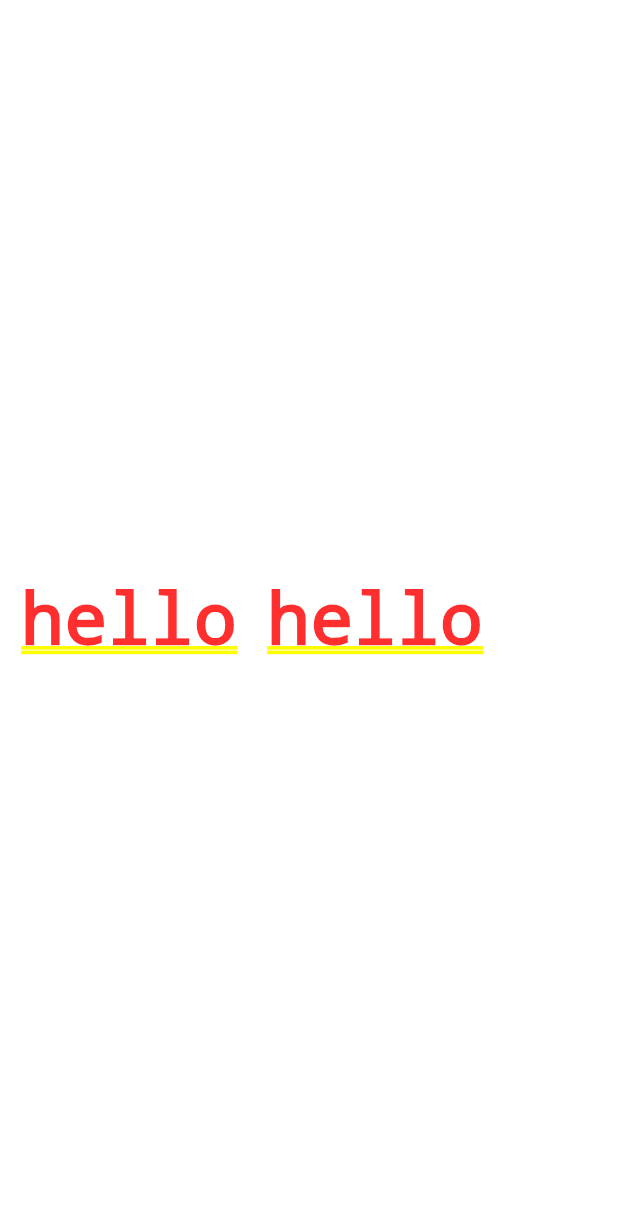
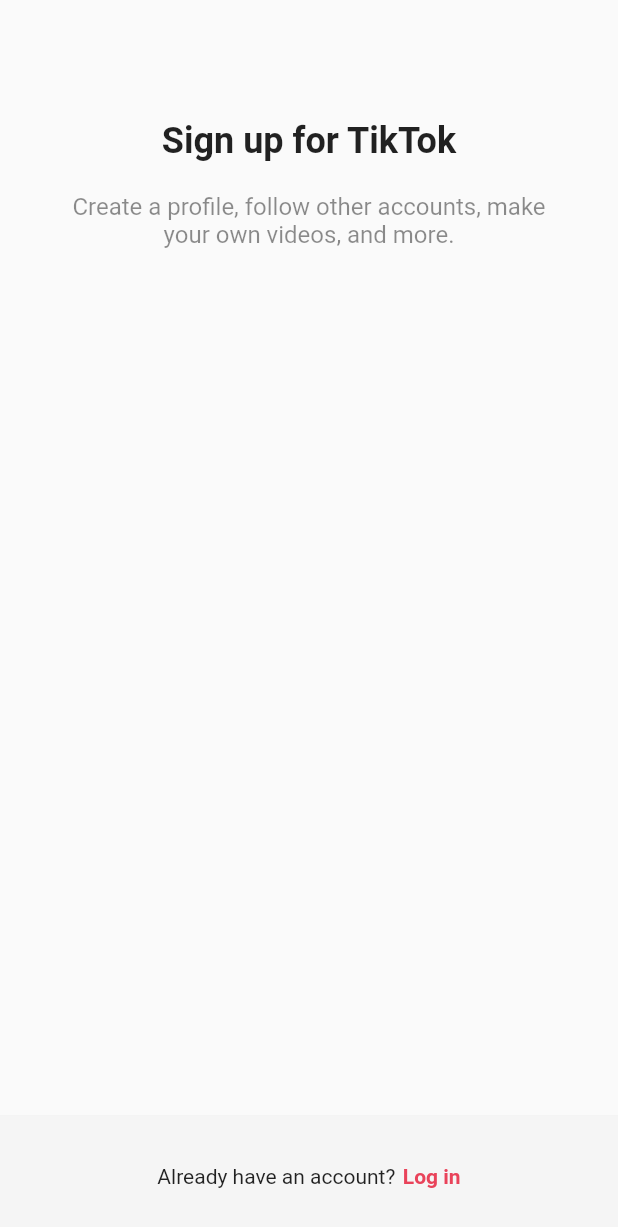
Before and after one commit to redips86/tiktok_clone, a Flutter app: the screen it shows after launch, on a phone screen of 412 x 824 dp. Shown: the top 1227 px of the screen. Run offline on Flutter 3.47's test engine with Material 2 defaults, Android fonts, the phone set to English and light mode, and no system bars.

Commit message:
[tiktok] 4.0 Sign Up Screen

```diff
--- a/lib/main.dart
+++ b/lib/main.dart
@@ -1,7 +1,5 @@
 import 'package:flutter/material.dart';
-
-import 'constants/gaps.dart';
-import 'constants/sizes.dart';
+import 'package:tiktok_clone/screens/sign_up/sign_up_screen.dart';
 
 void main() {
   runApp(const TikTokApp());
@@ -17,14 +15,7 @@ class TikTokApp extends StatelessWidget {
       theme: ThemeData(
           primaryColor: const Color(0xFFE9435A),
       ),
-      home: const Padding(
-        padding: EdgeInsets.all(Sizes.size14),
-        child: Row(children: [
-          Text("hello"),
-          Gaps.h20,
-          Text("hello"),
-        ],),
-      ),
+      home: const SignUpScreen(),
     );
   }
 }
--- /dev/null
+++ b/lib/screens/sign_up/sign_up_screen.dart
@@ -0,0 +1,55 @@
+import 'package:flutter/material.dart';
+
+import '../../constants/gaps.dart';
+import '../../constants/sizes.dart';
+
+class SignUpScreen extends StatelessWidget {
+  const SignUpScreen({super.key});
+
+  @override
+  Widget build(BuildContext context) {
+    return Scaffold(
+      body: const SafeArea(
+        child: Padding(
+          padding: EdgeInsets.symmetric(horizontal: 40),
+          child: Column(
+            children: [
+              Gaps.v80,
+              Text(
+                'Sign up for TikTok',
+                style: TextStyle(
+                    fontSize: Sizes.size24, fontWeight: FontWeight.w700),
+              ),
+              Gaps.v20,
+              Text(
+                'Create a profile, follow other accounts, make your own videos, and more.',
+                style: TextStyle(fontSize: Sizes.size16, color: Colors.black45),
+                textAlign: TextAlign.center,
+              )
+            ],
+          ),
+        ),
+      ),
+      bottomNavigationBar: BottomAppBar(
+        color: Colors.grey.shade100,
+        elevation: 1,
+        child: Padding(
+          padding: const EdgeInsets.symmetric(vertical: Sizes.size32),
+          child: Row(
+            mainAxisAlignment: MainAxisAlignment.center,
+            children: [
+              const Text("Already have an account?"),
+              Gaps.h5,
+              Text(
+                "Log in",
+                style: TextStyle(
+                    color: Theme.of(context).primaryColor,
+                    fontWeight: FontWeight.w600),
+              ),
+            ],
+          ),
+        ),
+      ),
+    );
+  }
+}
```
